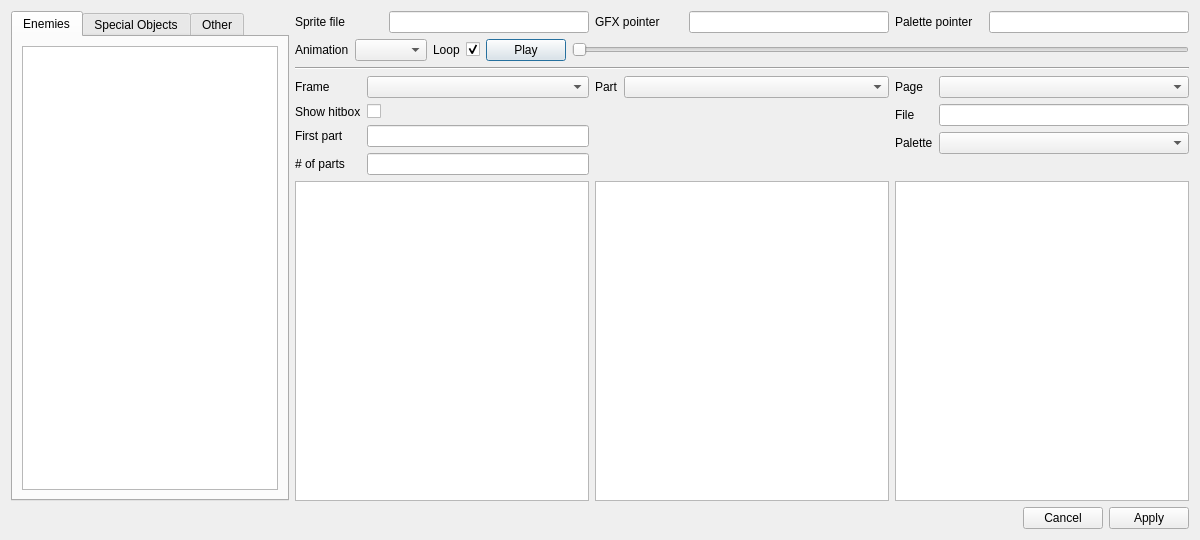
Before: the Qt Designer form dsvedit/sprite_editor.ui in LagoLunatic/DSVEdit, drawn with Qt 5.
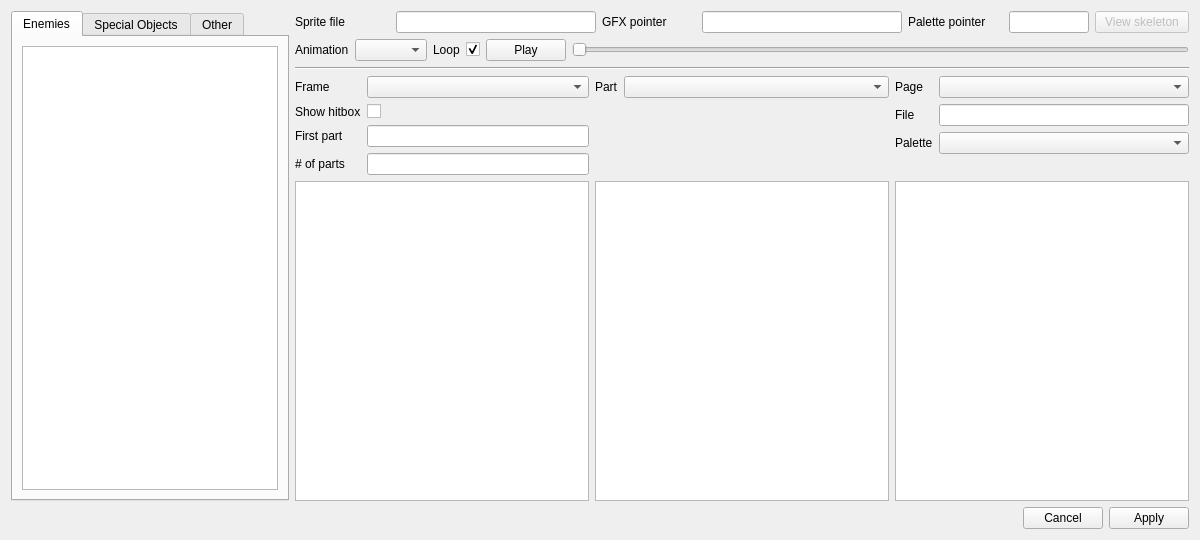
After: the same form once the commit is applied.

Commit message: Add sprite skeleton viewer

```diff
--- a/dsvedit/sprite_editor.ui
+++ b/dsvedit/sprite_editor.ui
@@ -112,12 +112,22 @@
               <widget class="QLineEdit" name="palette_pointer">
                <property name="maximumSize">
                 <size>
-                 <width>200</width>
+                 <width>80</width>
                  <height>16777215</height>
                 </size>
                </property>
               </widget>
              </item>
+             <item>
+              <widget class="QPushButton" name="view_skeleton_button">
+               <property name="enabled">
+                <bool>false</bool>
+               </property>
+               <property name="text">
+                <string>View skeleton</string>
+               </property>
+              </widget>
+             </item>
             </layout>
            </item>
            <item>
```
The commit also changes 10 other files.
